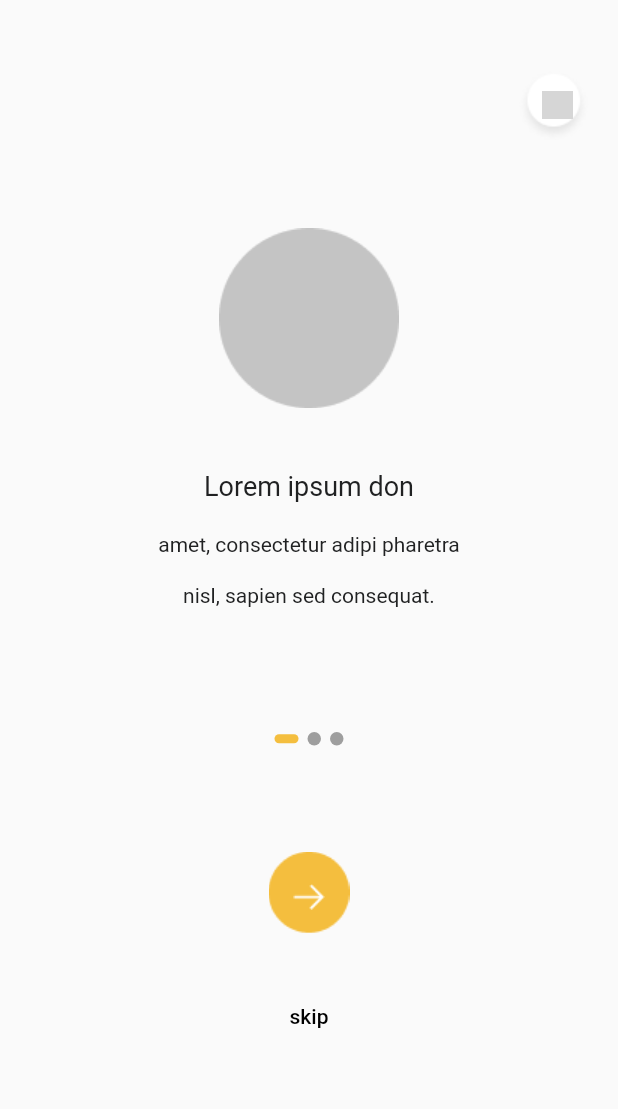
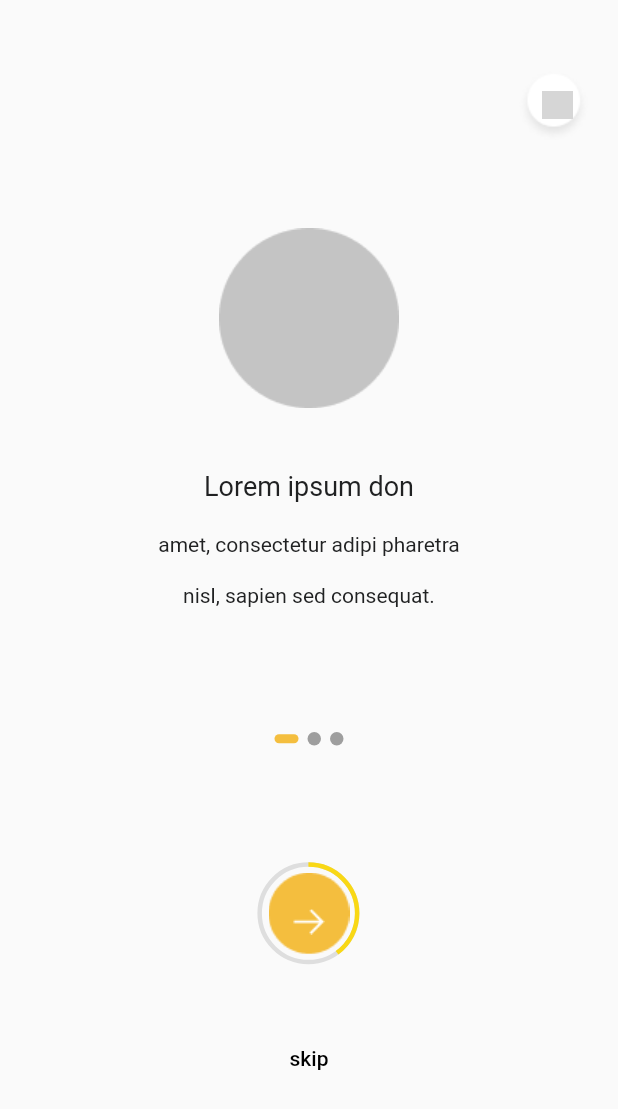
Before and after one commit to bnbrwd/rapido-Flutter, a Flutter app: the screen it shows after launch, on a phone screen of 412 x 824 dp. Shown: the top 1109 px of the screen. Run offline on Flutter 3.47's test engine with Material 2 defaults, Android fonts, the phone set to English and light mode, and no system bars; drawn by our look-alikes of percent_indicator, smooth_page_indicator; our stand-ins replace dots_indicator, google_fonts, otp_text_field; missing offline and left inert: otp_screen; grey boxes are pictures that could not be loaded.

Commit message:
Circular progress indicator implemented

```diff
--- a/rapido_bidds/lib/main.dart
+++ b/rapido_bidds/lib/main.dart
@@ -1,7 +1,6 @@
 import 'dart:io' show Platform;
 import 'package:flutter/material.dart';
-import 'package:flutter_complete_guide/samples/dotindicator.dart';
-import 'package:flutter_complete_guide/screens/flow2_Navigation/onboarding_screen.dart';
+import './screens/flow2_Navigation/onboarding_screen.dart';
 import 'screens/flow1_login/location_permission_given.dart';
 import 'screens/flow1_login/location_permission_not_given.dart';
 import 'screens/flow1_login/otp_screen.dart';
@@ -41,10 +40,7 @@ class MyApp extends StatelessWidget {
     //       );
     return MaterialApp(
       title: 'Rapido Screen',
-      // home: Flow2First(),
-      // home: PageIndicator(),
       home: OnboardingScreen(),
-
     );
   }
 }
--- a/rapido_bidds/lib/screens/flow2_Navigation/onboarding_screen.dart
+++ b/rapido_bidds/lib/screens/flow2_Navigation/onboarding_screen.dart
@@ -1,5 +1,6 @@
 import 'package:flutter/material.dart';
 import 'package:smooth_page_indicator/smooth_page_indicator.dart';
+import 'package:percent_indicator/percent_indicator.dart';
 
 class OnboardingScreen extends StatefulWidget {
   @override
@@ -9,7 +10,9 @@ class OnboardingScreen extends StatefulWidget {
 class _OnboardingScreenState extends State<OnboardingScreen> {
   var size, height, width, statusBarHeight;
 
-  final controller = PageController(viewportFraction: 0.8, keepPage: true);
+  AnimationController animationController;
+
+  final controller = PageController(viewportFraction: 0.8, keepPage: false);
   var _pageIndex = 1;
   var _cardIndex = 0;
   @override
@@ -160,6 +163,9 @@ class _OnboardingScreenState extends State<OnboardingScreen> {
                             ),
                           ),
                           onTap: () {
+                            controller.previousPage(
+                                duration: Duration(microseconds: 10),
+                                curve: Curves.bounceIn);
                             setState(() {
                               _pageIndex--;
                             });
@@ -210,6 +216,8 @@ class _OnboardingScreenState extends State<OnboardingScreen> {
               _pageIndex < 3
                   ? GestureDetector(
                       child: Container(
+                        height: 83,
+                        width: 83,
                         child: Stack(
                           children: <Widget>[
                             Container(
@@ -217,18 +225,38 @@ class _OnboardingScreenState extends State<OnboardingScreen> {
                               child: Image.asset('assets/image/ellipse17.png'),
                             ),
                             Positioned(
-                              top: height * 0.025,
-                              left: width * 0.43,
+                              top: height * 0.045,
+                              left: width * 0.075,
                               child: Image.asset(
                                 'assets/image/vector11.png',
                                 height: height * 0.023,
                                 width: width * 0.051,
                               ),
                             ),
+                            Positioned(
+                              top: height * 0.00001,
+                              left: width * 0.0001,
+                              right: width * 0.002,
+                              bottom: 1,
+                              child: CircularPercentIndicator(
+                                radius: 34.0,
+                                animation: true,
+                                animationDuration: 1200,
+                                lineWidth: 3.0,
+                                percent: _pageIndex > 1 ? 0.8 : 0.4,
+                                circularStrokeCap: CircularStrokeCap.butt,
+                                backgroundColor:
+                                    Color.fromRGBO(222, 222, 222, 1),
+                                progressColor: Color.fromRGBO(249, 216, 21, 1),
+                              ),
+                            ),
                           ],
                         ),
                       ),
                       onTap: () {
+                        controller.nextPage(
+                            duration: Duration(microseconds: 10),
+                            curve: Curves.bounceIn);
                         setState(() {
                           _pageIndex++;
                           print('_pageIndex${_pageIndex}');
--- a/rapido_bidds/pubspec.yaml
+++ b/rapido_bidds/pubspec.yaml
@@ -27,6 +27,7 @@ dependencies:
   intl: ^0.17.0
   smooth_page_indicator: ^1.0.0+2
   dots_indicator: ^2.0.0
+  percent_indicator: ^4.0.0
   # The following adds the Cupertino Icons font to your application.
   # Use with the CupertinoIcons class for iOS style icons.
   cupertino_icons: ^1.0.2
```
Also changed, not shown: rapido_bidds/pubspec.lock.
